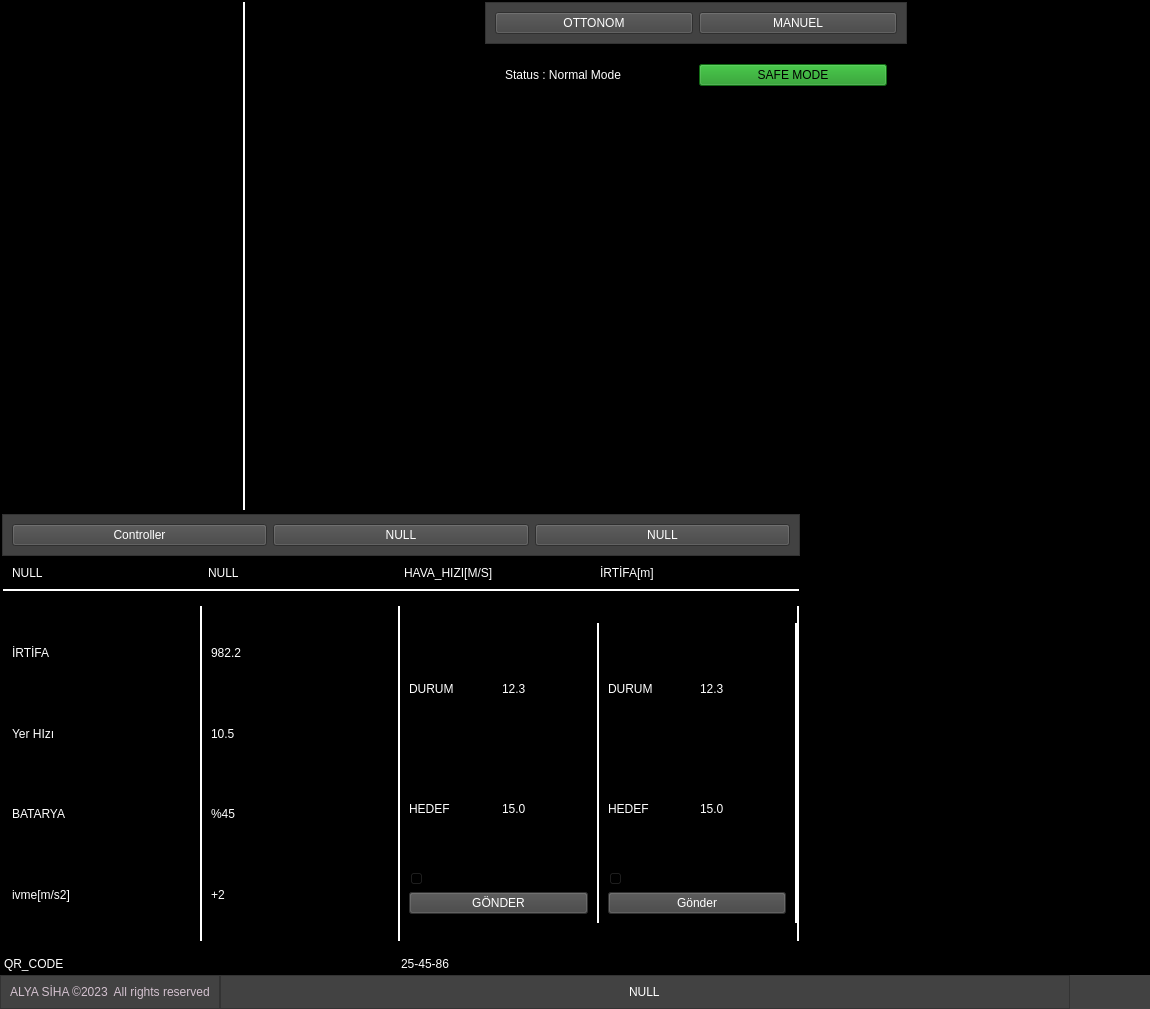
Before: the Qt Designer form lib/main_ui.ui in ibrahimeth/Alya_Siha_Folders, drawn with Qt 5.
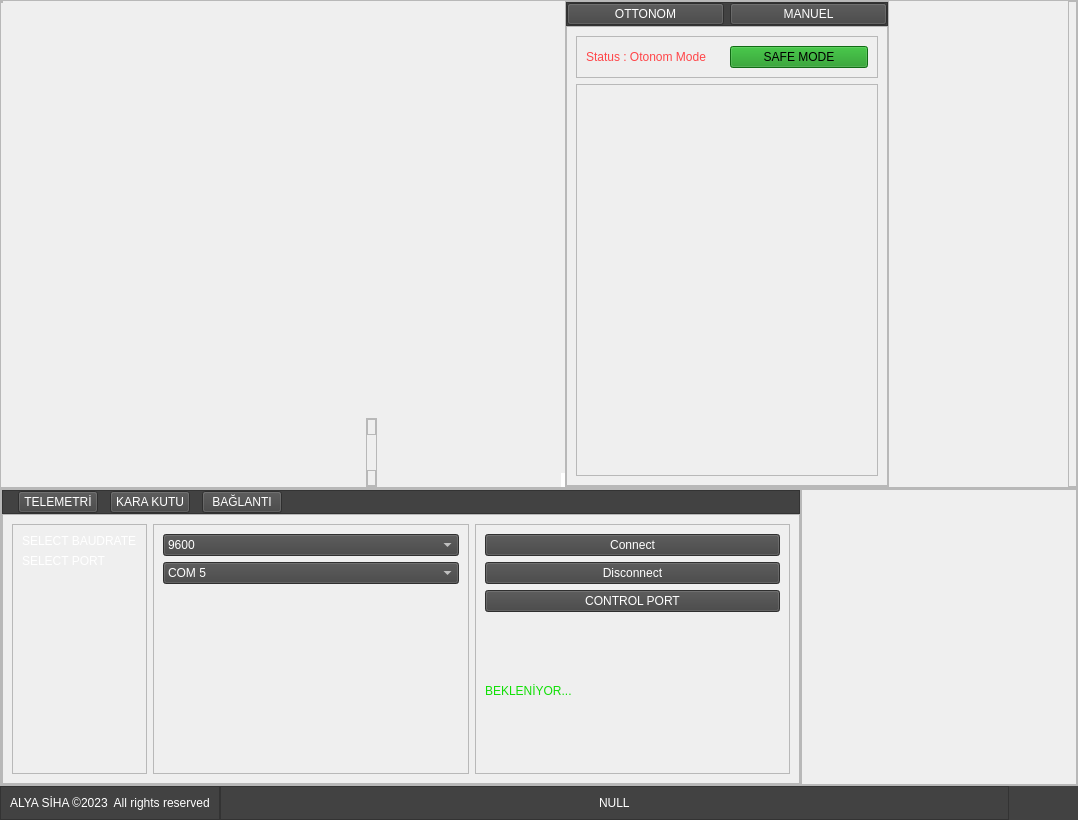
After: the same form once the commit is applied. The open tabs and pages were chosen to show the change. Icons and pictures are not drawn.

```diff
--- a/lib/main_ui.ui
+++ b/lib/main_ui.ui
@@ -6,8 +6,8 @@
    <rect>
     <x>0</x>
     <y>0</y>
-    <width>1150</width>
-    <height>1009</height>
+    <width>1078</width>
+    <height>820</height>
    </rect>
   </property>
   <property name="sizePolicy">
@@ -20,8 +20,11 @@
    <string>MainWindow</string>
   </property>
   <property name="styleSheet">
-   <string notr="true">
-background-color: rgb(0,0,0);</string>
+   <string notr="true">background-color: rgb(0,0,0);
+QPushButton{
+background-color: rgb(66, 66, 66);
+
+}</string>
   </property>
   <widget class="QWidget" name="centralwidget">
    <property name="styleSheet">
@@ -67,7 +70,7 @@
        <property name="bottomMargin">
         <number>0</number>
        </property>
-       <item alignment="Qt::AlignLeft">
+       <item alignment="Qt::AlignLeft|Qt::AlignTop">
         <widget class="QFrame" name="cam_frame">
          <property name="frameShape">
           <enum>QFrame::StyledPanel</enum>
@@ -119,8 +122,8 @@
          </layout>
         </widget>
        </item>
-       <item>
-        <widget class="QFrame" name="Egn_psla_frame">
+       <item alignment="Qt::AlignRight|Qt::AlignBottom">
+        <widget class="QFrame" name="plane_indicator_left_frame">
          <property name="frameShape">
           <enum>QFrame::StyledPanel</enum>
          </property>
@@ -129,8 +132,132 @@
          </property>
          <layout class="QVBoxLayout" name="verticalLayout_3">
           <property name="spacing">
+           <number>35</number>
+          </property>
+          <property name="leftMargin">
            <number>0</number>
           </property>
+          <property name="topMargin">
+           <number>0</number>
+          </property>
+          <property name="rightMargin">
+           <number>0</number>
+          </property>
+          <property name="bottomMargin">
+           <number>0</number>
+          </property>
+          <item>
+           <widget class="QFrame" name="plane_indicator_left_top_frame">
+            <property name="frameShape">
+             <enum>QFrame::StyledPanel</enum>
+            </property>
+            <property name="frameShadow">
+             <enum>QFrame::Raised</enum>
+            </property>
+            <layout class="QVBoxLayout" name="verticalLayout_17">
+             <property name="spacing">
+              <number>0</number>
+             </property>
+             <property name="leftMargin">
+              <number>0</number>
+             </property>
+             <property name="topMargin">
+              <number>0</number>
+             </property>
+             <property name="rightMargin">
+              <number>0</number>
+             </property>
+             <property name="bottomMargin">
+              <number>0</number>
+             </property>
+             <item>
+              <widget class="QLabel" name="label_35">
+               <property name="maximumSize">
+                <size>
+                 <width>230</width>
+                 <height>230</height>
+                </size>
+               </property>
+               <property name="text">
+                <string/>
+               </property>
+               <property name="pixmap">
+                <pixmap resource="icon.qrc">:/other/images/Ekran görüntüsü 2023-01-10 035914.png</pixmap>
+               </property>
+               <property name="scaledContents">
+                <bool>true</bool>
+               </property>
+              </widget>
+             </item>
+            </layout>
+           </widget>
+          </item>
+          <item>
+           <widget class="QFrame" name="plane_indicator_left_bot_frame">
+            <property name="frameShape">
+             <enum>QFrame::StyledPanel</enum>
+            </property>
+            <property name="frameShadow">
+             <enum>QFrame::Raised</enum>
+            </property>
+            <layout class="QVBoxLayout" name="verticalLayout_18">
+             <property name="spacing">
+              <number>0</number>
+             </property>
+             <property name="leftMargin">
+              <number>0</number>
+             </property>
+             <property name="topMargin">
+              <number>0</number>
+             </property>
+             <property name="rightMargin">
+              <number>0</number>
+             </property>
+             <property name="bottomMargin">
+              <number>0</number>
+             </property>
+             <item>
+              <widget class="QLabel" name="label_34">
+               <property name="maximumSize">
+                <size>
+                 <width>230</width>
+                 <height>230</height>
+                </size>
+               </property>
+               <property name="text">
+                <string/>
+               </property>
+               <property name="pixmap">
+                <pixmap resource="icon.qrc">:/other/images/Ekran görüntüsü 2023-01-10 040852.png</pixmap>
+               </property>
+               <property name="scaledContents">
+                <bool>true</bool>
+               </property>
+              </widget>
+             </item>
+            </layout>
+           </widget>
+          </item>
+         </layout>
+        </widget>
+       </item>
+       <item alignment="Qt::AlignRight|Qt::AlignBottom">
+        <widget class="QFrame" name="Egn_psla_frame">
+         <property name="styleSheet">
+          <string notr="true">border-color:rgb(255, 255, 255);
+border-style: solid;
+border-width: 0px 2px 0px 0px;</string>
+         </property>
+         <property name="frameShape">
+          <enum>QFrame::StyledPanel</enum>
+         </property>
+         <property name="frameShadow">
+          <enum>QFrame::Raised</enum>
+         </property>
+         <layout class="QVBoxLayout" name="verticalLayout_15">
+          <property name="spacing">
+           <number>0</number>
+          </property>
           <property name="leftMargin">
            <number>0</number>
           </property>
@@ -143,12 +270,10 @@
           <property name="bottomMargin">
            <number>0</number>
           </property>
-          <item alignment="Qt::AlignLeft">
+          <item>
            <widget class="QFrame" name="compass_Frame">
             <property name="styleSheet">
-             <string notr="true">border-color:rgb(255, 255, 255);
-border-style: solid;
-border-width: 0px 2px 0px 0px;</string>
+             <string notr="true"/>
             </property>
             <property name="frameShape">
              <enum>QFrame::StyledPanel</enum>
@@ -175,12 +300,10 @@
             </layout>
            </widget>
           </item>
-          <item alignment="Qt::AlignLeft">
+          <item>
            <widget class="QFrame" name="Gyro_frame">
             <property name="styleSheet">
-             <string notr="true">border-color:rgb(255, 255, 255);
-border-style: solid;
-border-width: 0px 2px 0px 0px;</string>
+             <string notr="true"/>
             </property>
             <property name="frameShape">
              <enum>QFrame::StyledPanel</enum>
@@ -193,25 +316,51 @@
               <number>0</number>
              </property>
              <property name="leftMargin">
-              <number>0</number>
+              <number>5</number>
              </property>
              <property name="topMargin">
               <number>0</number>
              </property>
              <property name="rightMargin">
-              <number>0</number>
+              <number>5</number>
              </property>
              <property name="bottomMargin">
               <number>0</number>
              </property>
+             <item>
+              <widget class="QLabel" name="label_30">
+               <property name="maximumSize">
+                <size>
+                 <width>230</width>
+                 <height>230</height>
+                </size>
+               </property>
+               <property name="styleSheet">
+                <string notr="true">
+border-width: 0px 0px 0px 0px;</string>
+               </property>
+               <property name="text">
+                <string/>
+               </property>
+               <property name="pixmap">
+                <pixmap resource="icon.qrc">:/other/images/compass_indicator.png</pixmap>
+               </property>
+               <property name="scaledContents">
+                <bool>true</bool>
+               </property>
+              </widget>
+             </item>
             </layout>
            </widget>
           </item>
          </layout>
         </widget>
        </item>
-       <item>
+       <item alignment="Qt::AlignRight">
         <widget class="QFrame" name="plane_Status_frame">
+         <property name="styleSheet">
+          <string notr="true"/>
+         </property>
          <property name="frameShape">
           <enum>QFrame::StyledPanel</enum>
          </property>
@@ -253,6 +402,18 @@
              <enum>QFrame::Raised</enum>
             </property>
             <layout class="QHBoxLayout" name="horizontalLayout_9">
+             <property name="leftMargin">
+              <number>0</number>
+             </property>
+             <property name="topMargin">
+              <number>0</number>
+             </property>
+             <property name="rightMargin">
+              <number>0</number>
+             </property>
+             <property name="bottomMargin">
+              <number>0</number>
+             </property>
              <item>
               <widget class="QPushButton" name="Auoo_btn">
                <property name="text">
@@ -291,10 +452,10 @@
                 <item>
                  <widget class="QLabel" name="label">
                   <property name="styleSheet">
-                   <string notr="true">color: rgb(255, 255, 255);</string>
+                   <string notr="true">color : rgb(255, 69, 72)</string>
                   </property>
                   <property name="text">
-                   <string>Status : Normal Mode</string>
+                   <string>Status : Otonom Mode</string>
                   </property>
                  </widget>
                 </item>
@@ -339,13 +500,13 @@
                  <widget class="QLabel" name="label_2">
                   <property name="minimumSize">
                    <size>
-                    <width>400</width>
+                    <width>300</width>
                     <height>390</height>
                    </size>
                   </property>
                   <property name="maximumSize">
                    <size>
-                    <width>400</width>
+                    <width>300</width>
                     <height>390</height>
                    </size>
                   </property>
@@ -353,7 +514,7 @@
                    <string/>
                   </property>
                   <property name="pixmap">
-                   <pixmap resource="icon.qrc">:/other/images/planestatus.png</pixmap>
+                   <pixmap resource="icon.qrc">:/other/images/plane.png</pixmap>
                   </property>
                   <property name="scaledContents">
                    <bool>true</bool>
@@ -366,23 +527,13 @@
                </layout>
               </widget>
              </item>
-             <item>
-              <widget class="QFrame" name="frame_6">
-               <property name="frameShape">
-                <enum>QFrame::StyledPanel</enum>
-               </property>
-               <property name="frameShadow">
-                <enum>QFrame::Raised</enum>
-               </property>
-              </widget>
-             </item>
             </layout>
            </widget>
           </item>
          </layout>
         </widget>
        </item>
-       <item>
+       <item alignment="Qt::AlignRight">
         <widget class="QFrame" name="Data_mages">
          <property name="frameShape">
           <enum>QFrame::StyledPanel</enum>
@@ -390,7 +541,10 @@
          <property name="frameShadow">
           <enum>QFrame::Raised</enum>
          </property>
-         <layout class="QGridLayout" name="gridLayout">
+         <layout class="QVBoxLayout" name="verticalLayout_16">
+          <property name="spacing">
+           <number>0</number>
+          </property>
           <property name="leftMargin">
            <number>0</number>
           </property>
@@ -403,46 +557,28 @@
           <property name="bottomMargin">
            <number>0</number>
           </property>
-          <property name="spacing">
-           <number>0</number>
-          </property>
-          <item row="0" column="2">
-           <widget class="QFrame" name="frame_3">
-            <property name="frameShape">
-             <enum>QFrame::StyledPanel</enum>
+          <item>
+           <widget class="QLabel" name="label_33">
+            <property name="sizePolicy">
+             <sizepolicy hsizetype="Minimum" vsizetype="Minimum">
+              <horstretch>0</horstretch>
+              <verstretch>0</verstretch>
+             </sizepolicy>
             </property>
-            <property name="frameShadow">
-             <enum>QFrame::Raised</enum>
+            <property name="maximumSize">
+             <size>
+              <width>270</width>
+              <height>450</height>
+             </size>
             </property>
-           </widget>
-          </item>
-          <item row="1" column="0">
-           <widget class="QFrame" name="frame_5">
-            <property name="frameShape">
-             <enum>QFrame::StyledPanel</enum>
+            <property name="text">
+             <string/>
             </property>
-            <property name="frameShadow">
-             <enum>QFrame::Raised</enum>
+            <property name="pixmap">
+             <pixmap resource="icon.qrc">:/other/images/Ekran görüntüsü 2023-01-10 034939.png</pixmap>
             </property>
-           </widget>
-          </item>
-          <item row="1" column="1" colspan="2">
-           <widget class="QFrame" name="frame_4">
-            <property name="frameShape">
-             <enum>QFrame::StyledPanel</enum>
-            </property>
-            <property name="frameShadow">
-             <enum>QFrame::Raised</enum>
-            </property>
-           </widget>
-          </item>
-          <item row="0" column="0" colspan="2">
-           <widget class="QFrame" name="frame">
-            <property name="frameShape">
-             <enum>QFrame::StyledPanel</enum>
-            </property>
-            <property name="frameShadow">
-             <enum>QFrame::Raised</enum>
+            <property name="scaledContents">
+             <bool>true</bool>
             </property>
            </widget>
           </item>
@@ -527,27 +663,55 @@
              <enum>QFrame::Raised</enum>
             </property>
             <layout class="QHBoxLayout" name="horizontalLayout_7">
+             <property name="spacing">
+              <number>12</number>
+             </property>
+             <property name="leftMargin">
+              <number>15</number>
+             </property>
+             <property name="topMargin">
+              <number>0</number>
+             </property>
+             <property name="rightMargin">
+              <number>0</number>
+             </property>
+             <property name="bottomMargin">
+              <number>0</number>
+             </property>
              <item>
               <widget class="QPushButton" name="controller_btn">
                <property name="text">
-                <string>Controller</string>
+                <string>TELEMETRİ</string>
                </property>
               </widget>
              </item>
              <item>
-              <widget class="QPushButton" name="Null1_btn">
+              <widget class="QPushButton" name="kara_kutu_btn">
                <property name="text">
-                <string>NULL</string>
+                <string>KARA KUTU</string>
                </property>
               </widget>
              </item>
              <item>
-              <widget class="QPushButton" name="Null2_btn">
+              <widget class="QPushButton" name="Baglanti_page_btn">
                <property name="text">
-                <string>NULL</string>
+                <string>BAĞLANTI</string>
                </property>
               </widget>
              </item>
+             <item>
+              <spacer name="menu_frma_spacer">
+               <property name="orientation">
+                <enum>Qt::Horizontal</enum>
+               </property>
+               <property name="sizeHint" stdset="0">
+                <size>
+                 <width>40</width>
+                 <height>20</height>
+                </size>
+               </property>
+              </spacer>
+             </item>
             </layout>
            </widget>
           </item>
@@ -577,7 +741,17 @@
              </property>
              <item>
               <widget class="QStackedWidget" name="stackedWidget">
-               <widget class="QWidget" name="controller_page">
+               <property name="currentIndex">
+                <number>1</number>
+               </property>
+               <widget class="QWidget" name="telemeri_page">
+                <property name="styleSheet">
+                 <string notr="true">font: 10pt &quot;MS Shell Dlg 2&quot;;
+
+
+text-align: center;
+</string>
+                </property>
                 <layout class="QVBoxLayout" name="verticalLayout_5">
                  <property name="spacing">
                   <number>15</number>
@@ -620,28 +794,28 @@
                     <enum>QFrame::Raised</enum>
                    </property>
                    <layout class="QHBoxLayout" name="horizontalLayout_15">
-                    <item>
+                    <item alignment="Qt::AlignHCenter">
                      <widget class="QLabel" name="label_3">
                       <property name="text">
                        <string>NULL</string>
                       </property>
                      </widget>
                     </item>
-                    <item>
+                    <item alignment="Qt::AlignHCenter">
                      <widget class="QLabel" name="label_4">
                       <property name="text">
                        <string>NULL</string>
                       </property>
                      </widget>
                     </item>
-                    <item>
+                    <item alignment="Qt::AlignHCenter">
                      <widget class="QLabel" name="label_5">
                       <property name="text">
                        <string>HAVA_HIZI[M/S]</string>
                       </property>
                      </widget>
                     </item>
-                    <item>
+                    <item alignment="Qt::AlignHCenter">
                      <widget class="QLabel" name="label_6">
                       <property name="text">
                        <string>İRTİFA[m]</string>
@@ -729,6 +903,27 @@
                          </property>
                         </widget>
                        </item>
+                       <item>
+                        <widget class="QLabel" name="label_23">
+                         <property name="text">
+                          <string>TARİH</string>
+                         </property>
+                        </widget>
+                       </item>
+                       <item>
+                        <widget class="QLabel" name="label_25">
+                         <property name="text">
+                          <string>SAAT</string>
+                         </property>
+                        </widget>
+                       </item>
+                       <item>
+                        <widget class="QLabel" name="label_27">
+                         <property name="text">
+                          <string>UÇUŞ  SÜRESİ :</string>
+                         </property>
+                        </widget>
+                       </item>
                       </layout>
                      </widget>
                     </item>
@@ -743,6 +938,9 @@
                       <layout class="QVBoxLayout" name="verticalLayout_7">
                        <item>
                         <widget class="QLabel" name="label_13">
+                         <property name="styleSheet">
+                          <string notr="true"/>
+                         </property>
                          <property name="text">
                           <string>982.2</string>
                          </property>
@@ -751,7 +949,7 @@
                        <item>
                         <widget class="QLabel" name="label_14">
                          <property name="text">
-                          <string>10.5</string>
+                          <string>20.0</string>
                          </property>
                         </widget>
                        </item>
@@ -769,6 +967,27 @@
                          </property>
                         </widget>
                        </item>
+                       <item>
+                        <widget class="QLabel" name="label_24">
+                         <property name="text">
+                          <string>12.01.2023</string>
+                         </property>
+                        </widget>
+                       </item>
+                       <item>
+                        <widget class="QLabel" name="label_26">
+                         <property name="text">
+                          <string>16:05</string>
+                         </property>
+                        </widget>
+                       </item>
+                       <item>
+                        <widget class="QLabel" name="label_28">
+                         <property name="text">
+                          <string>3 DK</string>
+                         </property>
+                        </widget>
+                       </item>
                       </layout>
                      </widget>
                     </item>
@@ -806,7 +1025,7 @@
                        <item row="0" column="1">
                         <widget class="QLabel" name="label_16">
                          <property name="text">
-                          <string>12.3</string>
+                          <string>20.0</string>
                          </property>
                         </widget>
                        </item>
@@ -934,6 +1153,20 @@
                     <property name="bottomMargin">
                      <number>0</number>
                     </property>
+                    <item>
+                     <widget class="QLabel" name="label_29">
+                      <property name="text">
+                       <string>TAKIM_ID</string>
+                      </property>
+                     </widget>
+                    </item>
+                    <item>
+                     <widget class="QLabel" name="label_31">
+                      <property name="text">
+                       <string>***********</string>
+                      </property>
+                     </widget>
+                    </item>
                     <item>
                      <widget class="QLabel" name="QR_code_Name_label">
                       <property name="text">
@@ -953,7 +1186,289 @@
                  </item>
                 </layout>
                </widget>
-               <widget class="QWidget" name="Null_page"/>
+               <widget class="QWidget" name="kara_kutu_page">
+                <property name="styleSheet">
+                 <string notr="true">QPushButton{background-color: rgb(66, 66, 66);}</string>
+                </property>
+                <layout class="QHBoxLayout" name="horizontalLayout_8">
+                 <property name="spacing">
+                  <number>0</number>
+                 </property>
+                 <property name="leftMargin">
+                  <number>0</number>
+                 </property>
+                 <property name="topMargin">
+                  <number>0</number>
+                 </property>
+                 <property name="rightMargin">
+                  <number>0</number>
+                 </property>
+                 <property name="bottomMargin">
+                  <number>0</number>
+                 </property>
+                 <item>
+                  <widget class="QFrame" name="Kara_kutu_settings_frame">
+                   <property name="sizePolicy">
+                    <sizepolicy hsizetype="Maximum" vsizetype="Preferred">
+                     <horstretch>0</horstretch>
+                     <verstretch>0</verstretch>
+                    </sizepolicy>
+                   </property>
+                   <property name="frameShape">
+                    <enum>QFrame::StyledPanel</enum>
+                   </property>
+                   <property name="frameShadow">
+                    <enum>QFrame::Raised</enum>
+                   </property>
+                   <layout class="QVBoxLayout" name="verticalLayout_11">
+                    <item>
+                     <widget class="QPushButton" name="Kara_kutu_settings_temizle_btn">
+                      <property name="sizePolicy">
+                       <sizepolicy hsizetype="Minimum" vsizetype="Maximum">
+                        <horstretch>0</horstretch>
+                        <verstretch>0</verstretch>
+                       </sizepolicy>
+                      </property>
+                      <property name="text">
+                       <string>Temizle</string>
+                      </property>
+                     </widget>
+                    </item>
+                    <item>
+                     <widget class="QPushButton" name="Kara_kutu_settings_Log_kaydet_btn">
+                      <property name="text">
+                       <string>LOG Kaydet</string>
+                      </property>
+                     </widget>
+                    </item>
+                    <item>
+                     <widget class="QPushButton" name="Kara_kutu_settings_Null_btn">
+                      <property name="text">
+                       <string>NULL</string>
+                      </property>
+                     </widget>
+                    </item>
+                    <item>
+                     <spacer name="Kara_kutu_settings_spacer">
+                      <property name="orientation">
+                       <enum>Qt::Vertical</enum>
+                      </property>
+                      <property name="sizeHint" stdset="0">
+                       <size>
+                        <width>20</width>
+                        <height>40</height>
+                       </size>
+                      </property>
+                     </spacer>
+                    </item>
+                   </layout>
+                  </widget>
+                 </item>
+                 <item>
+                  <widget class="QFrame" name="Kara_kutu_Text_frame">
+                   <property name="styleSheet">
+                    <string notr="true">border-style:solid ;
+border-width: 3px;
+border-color: rgb(17, 223, 6)</string>
+                   </property>
+                   <property name="frameShape">
+                    <enum>QFrame::StyledPanel</enum>
+                   </property>
+                   <property name="frameShadow">
+                    <enum>QFrame::Raised</enum>
+                   </property>
+                   <layout class="QVBoxLayout" name="verticalLayout_10" stretch="0">
+                    <property name="spacing">
+                     <number>0</number>
+                    </property>
+                    <property name="leftMargin">
+                     <number>5</number>
+                    </property>
+                    <property name="topMargin">
+                     <number>2</number>
+                    </property>
+                    <property name="rightMargin">
+                     <number>5</number>
+                    </property>
+                    <property name="bottomMargin">
+                     <number>5</number>
+                    </property>
+                    <item alignment="Qt::AlignBottom">
+                     <widget class="QLabel" name="Kara_kutu_text_label">
+                      <property name="styleSheet">
+                       <string notr="true">font: 75 11pt &quot;MS Shell Dlg 2&quot;;
+color : rgb(255, 2, 6)</string>
+                      </property>
+                      <property name="text">
+                       <string>[16:24]Log Kayıt Acildi. 
+[16:24]Hava Aracı tüm sistemler calıştı
+[16:25]Ucus Take Off gerçekleşti
+[16:27]Hava Aracı Seyir Modu Aktif edildi
+[16:28]Rakip iha Kilit atıldı 16:35:02
+[16:35]Rakip iha Killit Devre dışı 16:35:022
+[16:36]Hava aracı Landing</string>
+                      </property>
+                     </widget>
+                    </item>
+                   </layout>
+                  </widget>
+                 </item>
+                </layout>
+               </widget>
+               <widget class="QWidget" name="Baglanti_page">
+                <property name="styleSheet">
+                 <string notr="true"/>
+                </property>
+                <layout class="QHBoxLayout" name="horizontalLayout_13">
+                 <item>
+                  <widget class="QFrame" name="Baglanti_page_left_frame">
+                   <property name="sizePolicy">
+                    <sizepolicy hsizetype="Maximum" vsizetype="Preferred">
+                     <horstretch>0</horstretch>
+                     <verstretch>0</verstretch>
+                    </sizepolicy>
+                   </property>
+                   <property name="styleSheet">
+                    <string notr="true"/>
+                   </property>
+                   <property name="frameShape">
+                    <enum>QFrame::StyledPanel</enum>
+                   </property>
+                   <property name="frameShadow">
+                    <enum>QFrame::Raised</enum>
+                   </property>
+                   <layout class="QVBoxLayout" name="verticalLayout_12">
+                    <item>
+                     <widget class="QLabel" name="Select_baudrate_label">
+                      <property name="text">
+                       <string>SELECT BAUDRATE</string>
+                      </property>
+                     </widget>
+                    </item>
+                    <item>
+                     <widget class="QLabel" name="Select_port_label">
+                      <property name="text">
+                       <string>SELECT PORT</string>
+                      </property>
+                     </widget>
+                    </item>
+                    <item>
+                     <spacer name="Baglanti_page_lefT_ver_spacer">
+                      <property name="orientation">
+                       <enum>Qt::Vertical</enum>
+                      </property>
+                      <property name="sizeHint" stdset="0">
+                       <size>
+                        <width>20</width>
+                        <height>40</height>
+                       </size>
+                      </property>
+                     </spacer>
+                    </item>
+                   </layout>
+                  </widget>
+                 </item>
+                 <item>
+                  <widget class="QFrame" name="Baglanti_page_center_frame">
+                   <property name="styleSheet">
+                    <string notr="true">QComboBox{
+background-color: rgb(66, 66, 66);
+}</string>
+                   </property>
+                   <property name="frameShape">
+                    <enum>QFrame::StyledPanel</enum>
+                   </property>
+                   <property name="frameShadow">
+                    <enum>QFrame::Raised</enum>
+                   </property>
+                   <layout class="QVBoxLayout" name="verticalLayout_13">
+                    <item>
+                     <widget class="QComboBox" name="comboBox">
+                      <item>
+                       <property name="text">
+                        <string>9600</string>
+                       </property>
+                      </item>
+                     </widget>
+                    </item>
+                    <item>
+                     <widget class="QComboBox" name="comboBox_2">
+                      <item>
+                       <property name="text">
+                        <string>COM 5</string>
+                       </property>
+                      </item>
+                     </widget>
+                    </item>
+                    <item>
+                     <spacer name="verticalSpacer_3">
+                      <property name="orientation">
+                       <enum>Qt::Vertical</enum>
+                      </property>
+                      <property name="sizeHint" stdset="0">
+                       <size>
+                        <width>20</width>
+                        <height>40</height>
+                       </size>
+                      </property>
+                     </spacer>
+                    </item>
+                   </layout>
+                  </widget>
+                 </item>
+                 <item>
+                  <widget class="QFrame" name="Baglanti_page_right_frame">
+                   <property name="styleSheet">
+                    <string notr="true">QPushButton{
+background-color: rgb(66, 66, 66);
+}
+QLabel{
+color : rgb(17, 223, 6) ;
+}</string>
+                   </property>
+                   <property name="frameShape">
+                    <enum>QFrame::StyledPanel</enum>
+                   </property>
+                   <property name="frameShadow">
+                    <enum>QFrame::Raised</enum>
+                   </property>
+                   <layout class="QVBoxLayout" name="verticalLayout_14">
+                    <item>
+                     <widget class="QPushButton" name="pushButton_7">
+                      <property name="text">
+                       <string>Connect</string>
+                      </property>
+                     </widget>
+                    </item>
+                    <item>
+                     <widget class="QPushButton" name="pushButton_8">
+                      <property name="text">
+                       <string>Disconnect</string>
+                      </property>
+                     </widget>
+                    </item>
+                    <item>
+                     <widget class="QPushButton" name="pushButton_9">
+                      <property name="text">
+                       <string>CONTROL PORT</string>
+                      </property>
+                     </widget>
+                    </item>
+                    <item>
+                     <widget class="QLabel" name="label_32">
+                      <property name="styleSheet">
+                       <string notr="true"/>
+                      </property>
+                      <property name="text">
+                       <string>BEKLENİYOR...</string>
+                      </property>
+                     </widget>
+                    </item>
+                   </layout>
+                  </widget>
+                 </item>
+                </layout>
+               </widget>
               </widget>
              </item>
             </layout>
@@ -1070,7 +1585,7 @@
           <item>
            <widget class="QLabel" name="cop_label">
             <property name="styleSheet">
-             <string notr="true">COLOR : rgb(211, 193, 207)</string>
+             <string notr="true">color: rgb(255, 255, 255);</string>
             </property>
             <property name="text">
              <string>ALYA SİHA ©2023  All rights reserved</string>
@@ -1138,7 +1653,7 @@
          </property>
          <layout class="QHBoxLayout" name="horizontalLayout_5">
           <property name="spacing">
-           <number>0</number>
+           <number>5</number>
           </property>
           <property name="leftMargin">
            <number>0</number>
@@ -1156,7 +1671,7 @@
            <widget class="QPushButton" name="insta_btn">
             <property name="minimumSize">
              <size>
-              <width>40</width>
+              <width>20</width>
               <height>0</height>
              </size>
             </property>
@@ -1179,7 +1694,7 @@
            <widget class="QPushButton" name="info_btn">
             <property name="minimumSize">
              <size>
-              <width>40</width>
+              <width>20</width>
               <height>0</height>
              </size>
             </property>
```
